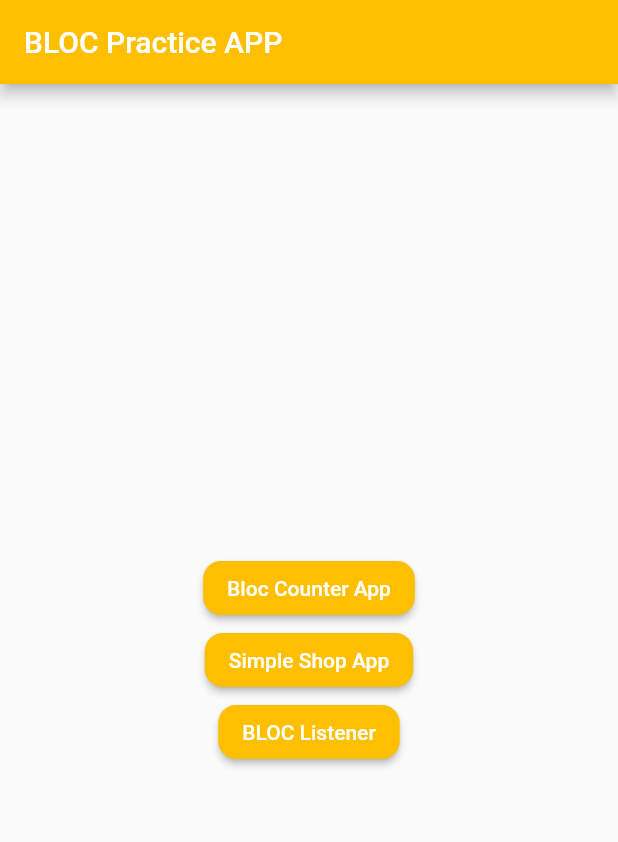
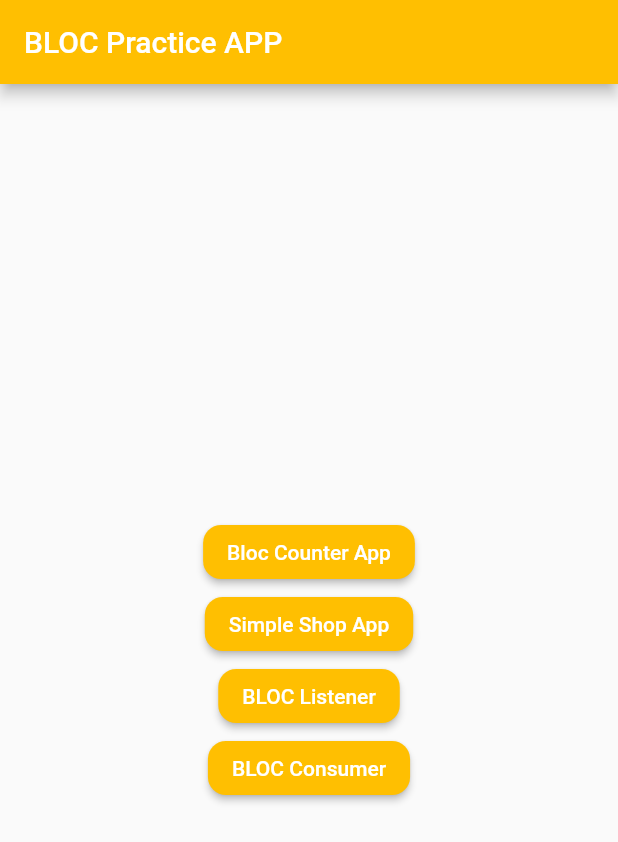
Before and after one commit to lypsisrudiansyah/bloc_practice_app, a Flutter app: the screen it shows after launch, on a phone screen of 412 x 824 dp. Shown: the top 842 px of the screen. Run offline on Flutter 3.47's test engine with Material 2 defaults, Android fonts, the phone set to English and light mode, and no system bars; our stand-ins replace bloc, flutter_bloc.

Commit message:
update data_dummy_cubit.dart, main.dart and home_screen.dart

```diff
--- a/lib/cubit/shop_app/data_dummy/data_dummy_cubit.dart
+++ b/lib/cubit/shop_app/data_dummy/data_dummy_cubit.dart
@@ -9,6 +9,6 @@ class DataDummyCubit extends Cubit<DataDummyState2> {
   void getDataDummy() async {
     emit(DataDummyLoading2());
     await Future.delayed(const Duration(milliseconds: 2500));
-    emit(DataDummySuccess2("Succeed get the data."));
+    emit(DataDummySuccess2("Succeed get the data(cubit)."));
   }
 }
--- a/lib/main.dart
+++ b/lib/main.dart
@@ -2,7 +2,6 @@ import 'package:flutter/material.dart';
 import 'package:flutter_bloc/flutter_bloc.dart';
 import 'package:practice_bloc_app/bloc/data_dummy/data_dummy_bloc.dart';
 import 'package:practice_bloc_app/bloc/shop_app/product/product_bloc.dart';
-import 'package:practice_bloc_app/cubit/shop_app/data_dummy/data_dummy_cubit.dart';
 import 'package:practice_bloc_app/cubit/shop_app/product/product_cubit.dart';
 import 'package:practice_bloc_app/screen/home_screen.dart';
 import 'package:practice_bloc_app/theme.dart';
@@ -22,7 +21,6 @@ class MyApp extends StatelessWidget {
         BlocProvider(create: (context) => ProductBloc()),
         BlocProvider(create: (context) => ProductCubit()),
         BlocProvider(create: (context) => DataDummyBloc()),
-        BlocProvider(create: (context) => DataDummyCubit()),
       ],
       child: MaterialApp(
         title: 'Simple Shop App',
--- a/lib/screen/home_screen.dart
+++ b/lib/screen/home_screen.dart
@@ -1,4 +1,5 @@
 import 'package:flutter/material.dart';
+import 'package:practice_bloc_app/screen/bloc_consumer_implementation/bloc_consumer_screen.dart';
 import 'package:practice_bloc_app/screen/bloc_counter_app/counter_app_home.dart';
 import 'package:practice_bloc_app/screen/bloc_listener_implementation/home_bloc_listener.dart';
 import 'package:practice_bloc_app/screen/simple_shop_app/shop_app_home.dart';
@@ -37,6 +38,12 @@ class HomeScreen extends StatelessWidget {
                     Navigator.push(context, MaterialPageRoute(builder: (context) => const HomeBlocListenerScreen()));
                   },
                 ),
+                ButtonVoidFunc(
+                  textButton: "BLOC Consumer",
+                  onPressedCustom: () {
+                    Navigator.push(context, MaterialPageRoute(builder: (context) => const BlocConsumerScreen()));
+                  },
+                ),
               ],
             ),
           ),
```
